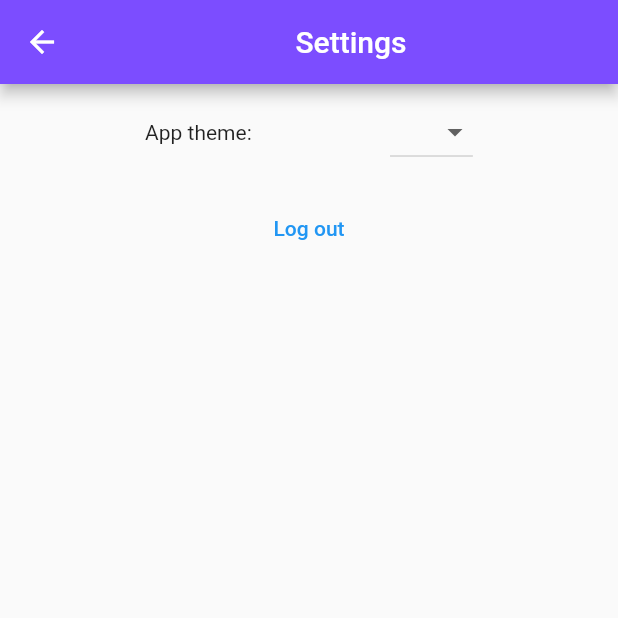
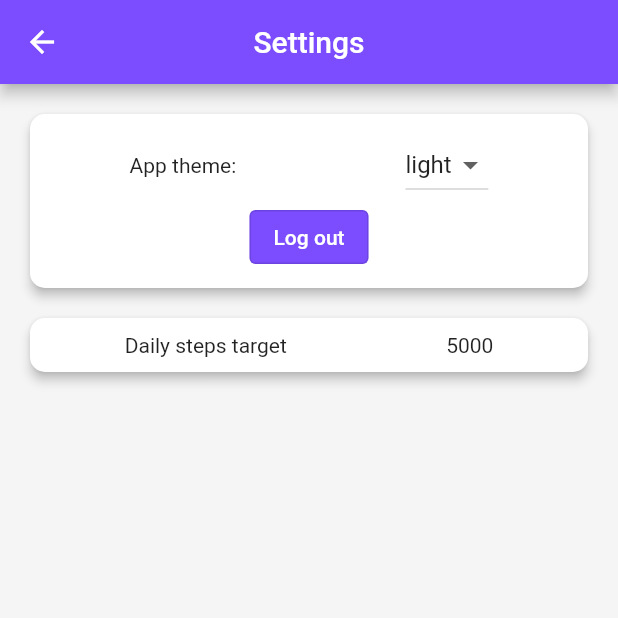
Before and after one commit to mooover-org/mooover, a Flutter app: the SettingsPage screen opened by its route, on a phone screen of 412 x 824 dp, the top half of it. Run offline on Flutter 3.47's test engine with Material 2 defaults, Android fonts, the phone set to English and light mode, and no system bars; our stand-ins replace auto_route, equatable, flutter_bloc, flutter_secure_storage; missing offline and left inert: flutter_appauth, http_interceptor, mockito; accounts and stored records are empty; statements that could not run were skipped.

Commit message:
MVR-48 Added user settings panel

```diff
--- a/lib/config/themes/themes.dart
+++ b/lib/config/themes/themes.dart
@@ -36,10 +36,62 @@ final appThemes = {
     brightness: Brightness.light,
     primaryColor: Colors.deepPurpleAccent,
     appBarTheme: const AppBarTheme(backgroundColor: Colors.deepPurpleAccent),
+    scaffoldBackgroundColor: Colors.grey[100],
+    backgroundColor: Colors.grey[100],
+    cardTheme: CardTheme(
+      color: Colors.white,
+      shadowColor: Colors.black,
+      margin: const EdgeInsets.all(10),
+      shape: RoundedRectangleBorder(
+        borderRadius: BorderRadius.circular(10),
+      ),
+      elevation: 3,
+    ),
+    buttonTheme: const ButtonThemeData(
+      buttonColor: Colors.deepPurpleAccent,
+      textTheme: ButtonTextTheme.primary,
+    ),
+    textButtonTheme: TextButtonThemeData(
+      style: TextButton.styleFrom(
+        primary: Colors.white,
+        backgroundColor: Colors.deepPurpleAccent,
+      ),
+    ),
+    outlinedButtonTheme: OutlinedButtonThemeData(
+      style: OutlinedButton.styleFrom(
+        primary: Colors.white,
+        backgroundColor: Colors.deepPurpleAccent,
+      ),
+    ),
   ),
   AppTheme.dark: ThemeData(
     brightness: Brightness.dark,
     primaryColor: Colors.deepPurple,
     appBarTheme: const AppBarTheme(backgroundColor: Colors.deepPurple),
+    scaffoldBackgroundColor: Colors.grey[900],
+    backgroundColor: Colors.grey[900],
+    cardTheme: CardTheme(
+      color: Colors.grey[850],
+      shadowColor: Colors.black,
+      margin: const EdgeInsets.all(10),
+      shape: RoundedRectangleBorder(
+        borderRadius: BorderRadius.circular(10),
+      ),
+      elevation: 3,
+    ),
+    buttonTheme: const ButtonThemeData(
+      buttonColor: Colors.deepPurple,
+      textTheme: ButtonTextTheme.primary,
+    ),
+    textButtonTheme: TextButtonThemeData(
+      style: TextButton.styleFrom(
+        primary: Colors.white,
+      ),
+    ),
+    outlinedButtonTheme: OutlinedButtonThemeData(
+      style: OutlinedButton.styleFrom(
+        primary: Colors.white,
+      ),
+    ),
   ),
 };
--- a/lib/pages/home/home_page.dart
+++ b/lib/pages/home/home_page.dart
@@ -48,7 +48,8 @@ class HomePage extends StatelessWidget {
   Widget _getLoadedDisplay() {
     return Scaffold(
       appBar: AppBar(
-        title: const Center(child: Text("Mooover!")),
+        title: const Text("Mooover!"),
+        centerTitle: true,
       ),
       body: const Dashboard(),
     );
--- a/lib/pages/login/components/login_form.dart
+++ b/lib/pages/login/components/login_form.dart
@@ -8,7 +8,8 @@ class LoginForm extends StatelessWidget {
 
   @override
   Widget build(BuildContext context) {
-    return Column(
+    return Center(
+      child: Column(
         mainAxisAlignment: MainAxisAlignment.center,
         crossAxisAlignment: CrossAxisAlignment.center,
         children: [
@@ -23,6 +24,7 @@ class LoginForm extends StatelessWidget {
                 textAlign: TextAlign.center,
               )),
         ],
+      ),
     );
   }
 }
--- a/lib/pages/settings/components/app_settings_form.dart
+++ b/lib/pages/settings/components/app_settings_form.dart
@@ -6,6 +6,7 @@ import 'package:mooover/utils/cubits/app_settings/app_settings_states.dart';
 import 'package:mooover/utils/cubits/user_session/user_session_cubit.dart';
 import 'package:mooover/widgets/error_display.dart';
 import 'package:mooover/widgets/loading_display.dart';
+import 'package:mooover/widgets/panel.dart';
 
 /// A form to set the app settings.
 class AppSettingsForm extends StatelessWidget {
@@ -33,21 +34,21 @@ class AppSettingsForm extends StatelessWidget {
 
   /// This method returns the display for the app settings form.
   Widget _getLoadedDisplay(BuildContext context, AppSettingsLoadedState state) {
-    return Column(
-      mainAxisAlignment: MainAxisAlignment.center,
+    return Panel(
+      child: Center(
+        child: Column(
+          mainAxisAlignment: MainAxisAlignment.start,
           crossAxisAlignment: CrossAxisAlignment.center,
           children: [
-        Padding(
-          padding: const EdgeInsets.all(8.0),
-          child: Row(
-            mainAxisAlignment: MainAxisAlignment.spaceEvenly,
+            Row(
+              mainAxisAlignment: MainAxisAlignment.spaceAround,
               children: [
                 const Text(
-                'App theme: ',
+                  'App theme:',
                   textAlign: TextAlign.start,
                 ),
                 DropdownButton(
-                value: state.appTheme.toString(),
+                  value: appThemeToString(state.appTheme),
                   onChanged: (String? newValue) {
                     if (newValue != null) {
                       BlocProvider.of<AppSettingsCubit>(context)
@@ -61,21 +62,20 @@ class AppSettingsForm extends StatelessWidget {
                       child: Text(appThemeToString(appTheme)),
                     );
                   }).toList(),
+                  borderRadius: const BorderRadius.all(Radius.circular(10)),
                 ),
               ],
             ),
-        ),
-        Padding(
-          padding: const EdgeInsets.all(8.0),
-          child: TextButton(
+            OutlinedButton(
                 child: const Text(
                   'Log out',
                   textAlign: TextAlign.center,
                 ),
                 onPressed: () =>
                     BlocProvider.of<UserSessionCubit>(context).logout()),
+          ],
         ),
-      ],
+      ),
     );
   }
 }
--- /dev/null
+++ b/lib/pages/settings/components/user_settings_form.dart
@@ -0,0 +1,34 @@
+import 'package:flutter/material.dart';
+import 'package:mooover/widgets/panel.dart';
+
+/// A form to set the user settings.
+class UserSettingsForm extends StatelessWidget {
+  const UserSettingsForm({Key? key}) : super(key: key);
+
+  @override
+  Widget build(BuildContext context) {
+    return Panel(
+      child: Center(
+        child: Column(
+          mainAxisAlignment: MainAxisAlignment.start,
+          crossAxisAlignment: CrossAxisAlignment.center,
+          children: [
+            Row(
+              mainAxisAlignment: MainAxisAlignment.spaceAround,
+              children: const [
+                Text(
+                  'Daily steps target',
+                  textAlign: TextAlign.start,
+                ),
+                Text(
+                  '5000',
+                  textAlign: TextAlign.end,
+                ),
+              ],
+            )
+          ],
+        ),
+      ),
+    );
+  }
+}
--- a/lib/pages/settings/settings_page.dart
+++ b/lib/pages/settings/settings_page.dart
@@ -1,5 +1,6 @@
 import 'package:flutter/material.dart';
 import 'package:mooover/pages/settings/components/app_settings_form.dart';
+import 'package:mooover/pages/settings/components/user_settings_form.dart';
 
 /// The settings page.
 ///
@@ -11,15 +12,12 @@ class SettingsPage extends StatelessWidget {
   Widget build(BuildContext context) {
     return Scaffold(
       appBar: AppBar(
-        title: const Center(child: Text("Settings")),
+        title: const Text("Settings"),
+        centerTitle: true,
       ),
-      body: Column(
-        mainAxisAlignment: MainAxisAlignment.start,
-        crossAxisAlignment: CrossAxisAlignment.center,
-        children: const [
-          AppSettingsForm(),
-        ],
-      ),
+      body: ListView(
+          padding: const EdgeInsets.all(10),
+          children: const [AppSettingsForm(), UserSettingsForm()]),
     );
   }
 }
--- /dev/null
+++ b/lib/widgets/panel.dart
@@ -0,0 +1,20 @@
+import 'package:flutter/material.dart';
+
+class Panel extends StatelessWidget {
+  final Widget? child;
+
+  const Panel({this.child, Key? key}) : super(key: key);
+
+  @override
+  Widget build(BuildContext context) {
+    return Card(
+      margin: Theme.of(context).cardTheme.margin,
+      shape: Theme.of(context).cardTheme.shape,
+      child: Padding(
+        padding: const EdgeInsets.all(10),
+        child: child,
+      ),
+      elevation: Theme.of(context).cardTheme.elevation,
+    );
+  }
+}
```
Also changed, not shown: lib/pages/home/components/dashboard.dart (+12 -14 lines), lib/pages/login/login_page.dart (+3 -6 lines), lib/pages/user_profile/components/user_profile_info.dart (+15 -20 lines), lib/pages/user_profile/user_profile_page.dart (+6 -23 lines). Lines whose indentation alone changed are shown as unchanged.
